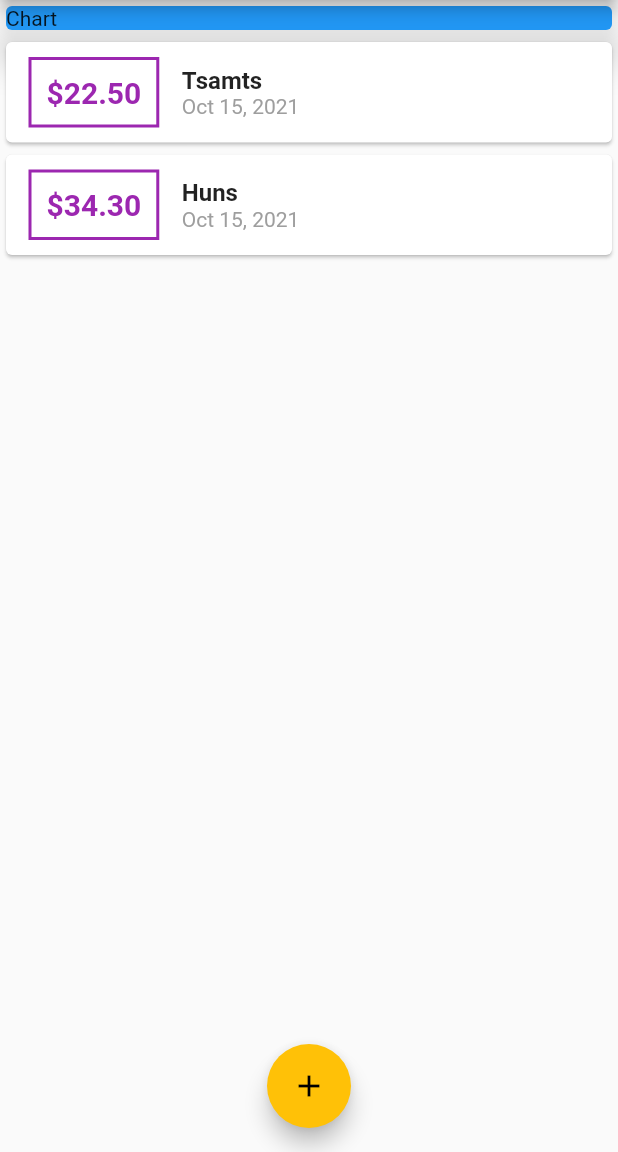
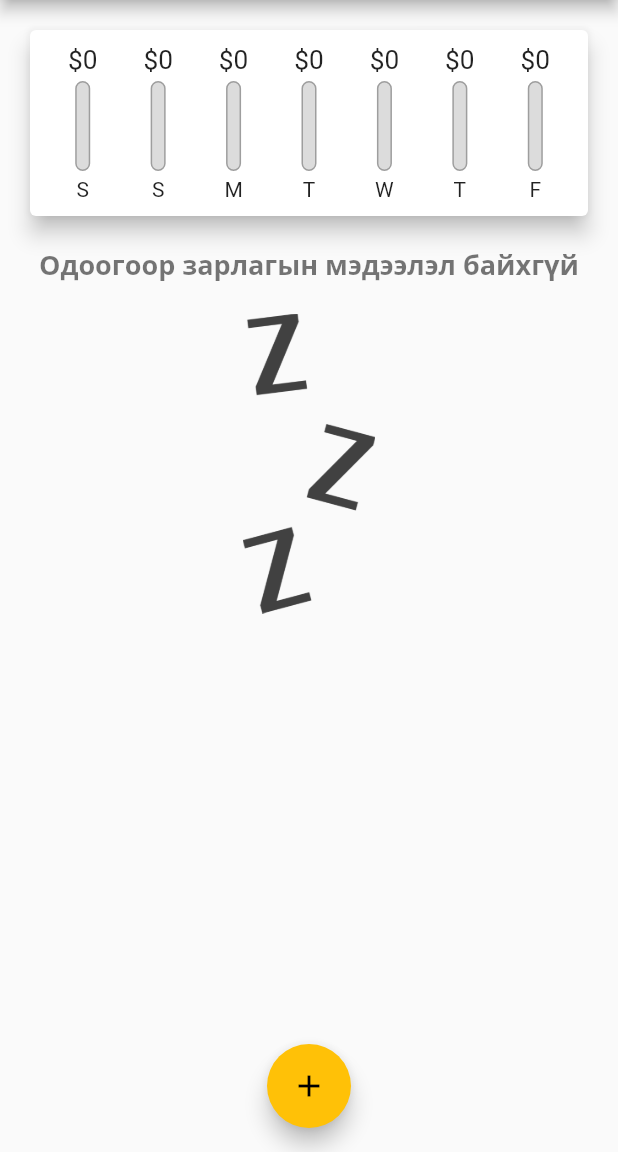
Before and after one commit to orchlonn/expense, a Flutter app: the screen it shows after launch, on a phone screen of 412 x 824 dp, the part 84-1236 px from its top. Run offline on Flutter 3.47's test engine with Material 2 defaults, Android fonts, the phone set to English and light mode, and no system bars.

Commit message:
2nd commit

```diff
--- a/lib/main.dart
+++ b/lib/main.dart
@@ -2,6 +2,7 @@ import 'package:flutter/material.dart';
 import './widgets/transaction_list.dart';
 import './widgets/new_transaction.dart';
 import './models/transaction.dart';
+import './widgets/chart.dart';
 
 void main() => runApp(MyApp());
 
@@ -12,23 +13,16 @@ class MyApp extends StatelessWidget {
       title: 'Flutter App',
       theme: ThemeData(
         primarySwatch: Colors.purple,
-        // ignore: deprecated_member_use
         accentColor: Colors.amber,
-        fontFamily: "QuickSand",
+        fontFamily: 'QuickSand',
         textTheme: ThemeData.light().textTheme.copyWith(
               headline1: TextStyle(
-                fontFamily: "OpenSans",
+                fontFamily: 'OpenSans',
                 fontWeight: FontWeight.bold,
                 fontSize: 18,
               ),
             ),
-        appBarTheme: AppBarTheme(
-          toolbarTextStyle: TextStyle(
-            fontFamily: "OpenSans",
-            fontSize: 20,
-            fontWeight: FontWeight.bold,
-          ),
-        ),
+        appBarTheme: AppBarTheme(),
       ),
       home: MyHomePage(),
     );
@@ -42,19 +36,29 @@ class MyHomePage extends StatefulWidget {
 
 class _MyHomePageState extends State<MyHomePage> {
   final List<Transaction> _userTransactions = [
-    Transaction(
-      id: 't1',
-      title: 'Tsamts',
-      amount: 22.5,
-      date: DateTime.now(),
-    ),
-    Transaction(
-      id: 't2',
-      title: 'Huns',
-      amount: 34.3,
-      date: DateTime.now(),
-    ),
+    // Transaction(
+    //   id: 't1',
+    //   title: 'Tsamts',
+    //   amount: 22.5,
+    //   date: DateTime.now(),
+    // ),
+    // Transaction(
+    //   id: 't2',
+    //   title: 'Huns',
+    //   amount: 34.3,
+    //   date: DateTime.now(),
+    // ),
   ];
+
+  List<Transaction> get _recentTransactions {
+    return _userTransactions.where((tx) {
+      return tx.date.isAfter(
+        DateTime.now().subtract(
+          Duration(days: 7),
+        ),
+      );
+    }).toList();
+  }
 
   void _addNewTransaction(String txTitle, double txAmount) {
     final newTx = Transaction(
@@ -94,14 +98,7 @@ class _MyHomePageState extends State<MyHomePage> {
           // mainAxisAlignment: MainAxisAlignment.start,
           crossAxisAlignment: CrossAxisAlignment.stretch,
           children: <Widget>[
-            Container(
-              width: double.infinity,
-              child: Card(
-                color: Colors.blue,
-                child: Text('Chart'),
-                elevation: 10,
-              ),
-            ),
+            Chart(_recentTransactions),
             TransactionList(_userTransactions),
           ],
         ),
--- /dev/null
+++ b/lib/widgets/chart.dart
@@ -0,0 +1,68 @@
+import 'package:flutter/material.dart';
+import './chart_bar.dart';
+import 'package:intl/intl.dart';
+
+import '../models/transaction.dart';
+
+class Chart extends StatelessWidget {
+  final List<Transaction> recentTransaction;
+
+  Chart(this.recentTransaction);
+
+  List<Map<String, dynamic>> get groupedTransactionValues {
+    return List.generate(7, (index) {
+      final weekDay = DateTime.now().subtract(Duration(days: index));
+
+      var totalSum = 0.0;
+
+      for (var i = 0; i < recentTransaction.length; i += 1) {
+        if (recentTransaction[i].date.day == weekDay.day &&
+            recentTransaction[i].date.month == weekDay.month &&
+            recentTransaction[i].date.year == weekDay.year) {
+          totalSum += recentTransaction[i].amount;
+        }
+      }
+
+      // print(DateFormat.E().format(weekDay));
+      // print(totalSum);
+
+      return {
+        'day': DateFormat.E().format(weekDay).substring(0, 1),
+        'amount': totalSum.toDouble()
+      };
+    }).reversed.toList();
+  }
+
+  double get totalSpending {
+    return groupedTransactionValues.fold(0, (sum, item) {
+      return sum + item['amount'];
+    });
+  }
+
+  @override
+  Widget build(BuildContext context) {
+    print(groupedTransactionValues);
+    return Card(
+      elevation: 6,
+      margin: EdgeInsets.all(20),
+      child: Padding(
+        padding: const EdgeInsets.all(10.0),
+        child: Row(
+          mainAxisAlignment: MainAxisAlignment.spaceAround,
+          children: groupedTransactionValues.map((data) {
+            return Flexible(
+              fit: FlexFit.tight,
+              child: ChartBar(
+                data['day'] as String,
+                data['amount'] as double,
+                totalSpending == 0
+                    ? 0
+                    : (data['amount'] as double) / totalSpending,
+              ),
+            );
+          }).toList(),
+        ),
+      ),
+    );
+  }
+}
--- /dev/null
+++ b/lib/widgets/chart_bar.dart
@@ -0,0 +1,52 @@
+import 'package:flutter/material.dart';
+
+class ChartBar extends StatelessWidget {
+  final String label;
+  final double spendingAmount;
+  final double spendingPctOfTotal;
+
+  ChartBar(this.label, this.spendingAmount, this.spendingPctOfTotal);
+
+  @override
+  Widget build(BuildContext context) {
+    return Column(
+      children: <Widget>[
+        Container(
+            height: 20,
+            child: FittedBox(
+                child: Text('\$${spendingAmount.toStringAsFixed(0)}'))),
+        SizedBox(
+          height: 4,
+        ),
+        Container(
+          height: 60,
+          width: 10,
+          child: Stack(
+            children: <Widget>[
+              Container(
+                decoration: BoxDecoration(
+                  border: Border.all(color: Colors.grey, width: 1),
+                  color: Color.fromRGBO(220, 220, 220, 1),
+                  borderRadius: BorderRadius.circular(10),
+                ),
+              ),
+              FractionallySizedBox(
+                heightFactor: spendingPctOfTotal,
+                child: Container(
+                  decoration: BoxDecoration(
+                    color: Theme.of(context).primaryColor,
+                    borderRadius: BorderRadius.circular(10),
+                  ),
+                ),
+              )
+            ],
+          ),
+        ),
+        SizedBox(
+          height: 4,
+        ),
+        Text(label),
+      ],
+    );
+  }
+}
--- a/lib/widgets/new_transaction.dart
+++ b/lib/widgets/new_transaction.dart
@@ -53,11 +53,21 @@ class _NewTransactionState extends State<NewTransaction> {
               onSubmitted: (_) => submitData(),
               // onChanged: (val) => amountInput = val,
             ),
-            TextButton(
+            Row(
+              children: [
+                Text("Choose a day!"),
+                TextButton(
+                  onPressed: null,
+                  child: Text("Choose day."),
+                  style: TextButton.styleFrom(
+                    primary: Colors.purple,
+                  ),
+                )
+              ],
+            ),
+            FlatButton(
               child: Text('Зарлага нэмэх'),
-              style: TextButton.styleFrom(
-                primary: Colors.purple,
-              ),
+              textColor: Colors.purple,
               onPressed: submitData,
             )
           ],
--- a/lib/widgets/transaction_list.dart
+++ b/lib/widgets/transaction_list.dart
@@ -11,46 +11,40 @@ class TransactionList extends StatelessWidget {
   Widget build(BuildContext context) {
     return Container(
       height: 300,
-      child: ListView.builder(
+      child: transactions.isEmpty
+          ? Column(
+              children: <Widget>[
+                Text('Одоогоор зарлагын мэдээлэл байхгүй',
+                    style: Theme.of(context).textTheme.headline1),
+                SizedBox(height: 20),
+                Container(
+                    height: 200,
+                    child: Image.asset(
+                      'assets/images/waiting.png',
+                      fit: BoxFit.cover,
+                    )),
+              ],
+            )
+          : ListView.builder(
               itemBuilder: (ctx, index) {
                 return Card(
-            child: Row(
-              children: <Widget>[
-                Container(
-                  margin: EdgeInsets.symmetric(vertical: 10, horizontal: 15),
-                  child: Text(
-                    "\$${transactions[index].amount.toStringAsFixed(2)}",
-                    style: TextStyle(
-                      fontWeight: FontWeight.bold,
-                      fontSize: 20,
-                      color: Theme.of(context).primaryColor,
+                  elevation: 5,
+                  margin: EdgeInsets.symmetric(vertical: 5, horizontal: 8),
+                  child: ListTile(
+                    leading: CircleAvatar(
+                      child: Padding(
+                        padding: const EdgeInsets.all(4.0),
+                        child: FittedBox(
+                          child: Text("\$${transactions[index].amount}"),
                         ),
                       ),
-                  decoration: BoxDecoration(
-                    border: Border.all(
-                      color: Theme.of(context).primaryColor,
-                      width: 2,
                     ),
+                    title: Text(
+                      '${transactions[index].title}',
+                      style: Theme.of(context).textTheme.headline6,
                     ),
-                  padding: EdgeInsets.all(10),
-                ),
-                Column(
-                  crossAxisAlignment: CrossAxisAlignment.start,
-                  children: <Widget>[
-                    Text(
-                      transactions[index].title,
-                      style: TextStyle(
-                        fontSize: 16,
-                        fontWeight: FontWeight.bold,
-                      ),
-                    ),
-                    Text(
-                      DateFormat.yMMMd().format(transactions[index].date),
-                      style: TextStyle(color: Colors.grey),
-                    )
-                  ],
-                )
-              ],
+                    subtitle: Text(
+                        '${DateFormat.yMMMMd().format(transactions[index].date)}'),
                   ),
                 );
               },
--- a/pubspec.yaml
+++ b/pubspec.yaml
@@ -59,8 +59,8 @@ flutter:
   uses-material-design: true
 
   # To add assets to your application, add an assets section, like this:
-  # assets:
-  #   - images/a_dot_burr.jpeg
+  assets:
+    - assets/images/waiting.png
   #   - images/a_dot_ham.jpeg
 
   # An image asset can refer to one or more resolution-specific "variants", see
```
Also changed, not shown: assets/images/waiting.png (added). Lines whose indentation alone changed are shown as unchanged.
